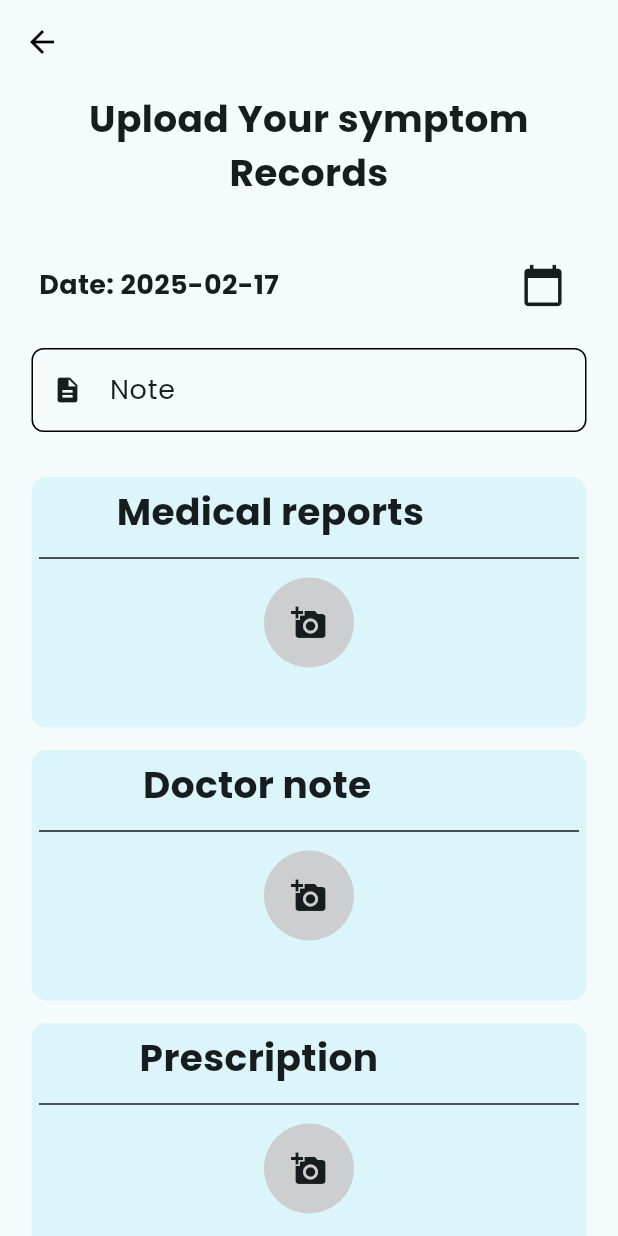
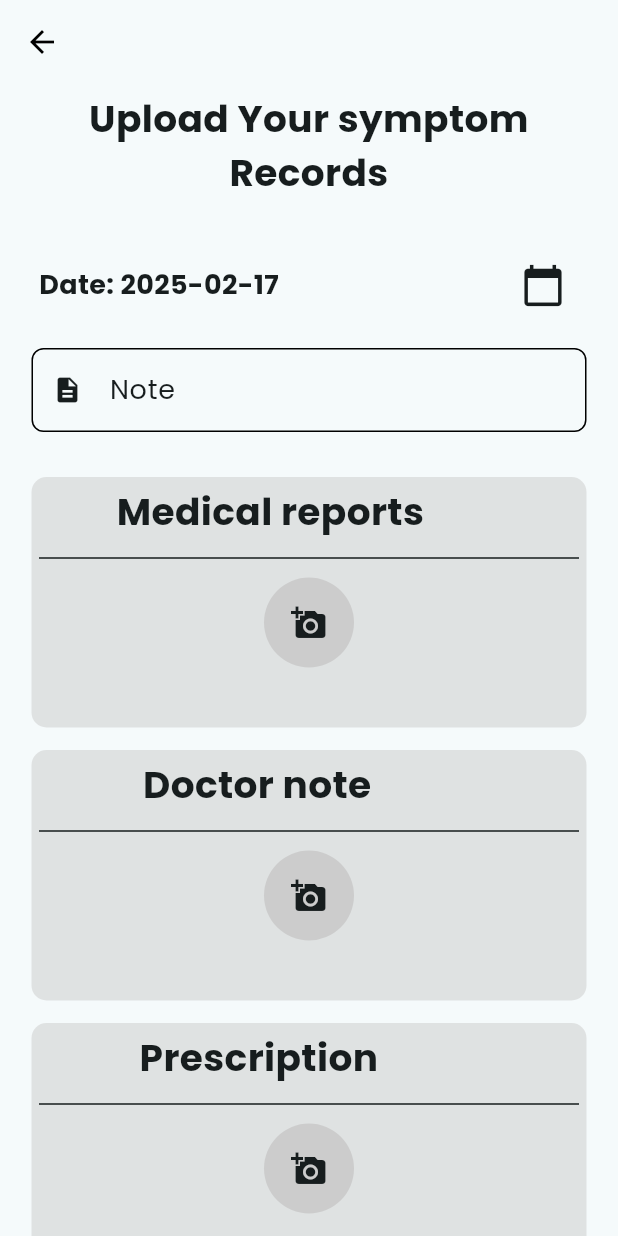
Before and after one commit to andriimobdev25/healthcare-app, a Flutter app: the AddHealthReport screen opened directly with empty values, on a phone screen of 412 x 824 dp. Run offline on Flutter 3.47's test engine with Material 3 defaults, Android fonts, the phone set to English and light mode, and no system bars; our stand-ins replace animate_do, cloud_firestore, firebase_auth, firebase_core, firebase_messaging, firebase_storage and 8 more; missing offline and left inert: google_mlkit_text_recognition; accounts and stored records are empty; network calls fail.

Commit message:
Update background color opacity for single category image card

```diff
--- a/lib/widgets/single_category/single_category_image_card.dart
+++ b/lib/widgets/single_category/single_category_image_card.dart
@@ -35,7 +35,7 @@ class _SingleCategoryImageCardState extends State<SingleCategoryImageCard> {
       decoration: BoxDecoration(
         borderRadius: BorderRadius.circular(10),
         // ignore: deprecated_member_use
-        color: blueColor.withOpacity(0.1),
+        color: subLandMarksCardBg.withOpacity(0.5),
       ),
       child: Padding(
         padding: const EdgeInsets.all(5),
```
